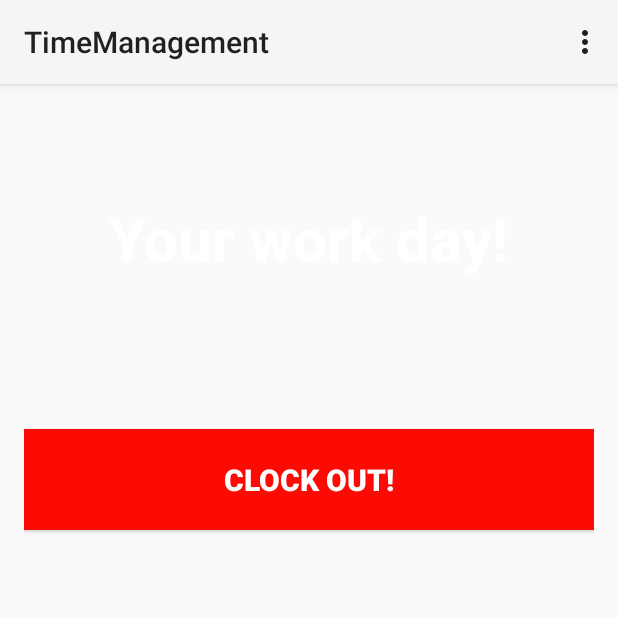
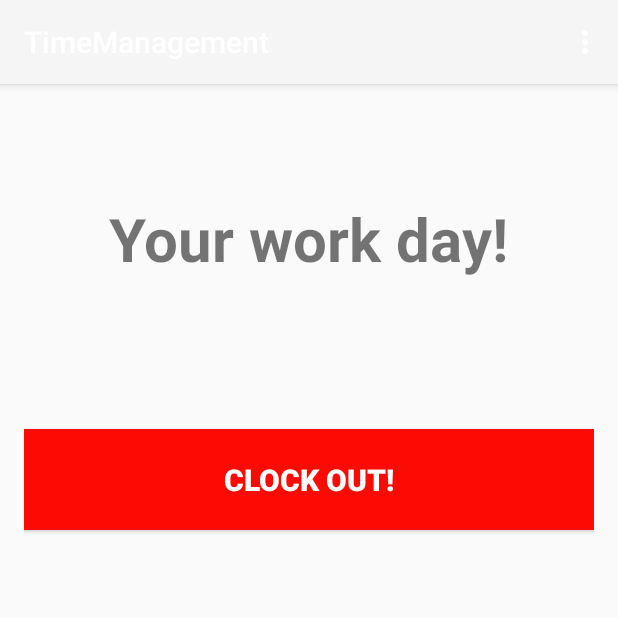
Before and after one commit to tomquercia/LeanApp, an Android app: the TimeManagement screen opened directly, with no data from a screen before it, on a phone screen of 412 x 824 dp, the top half of it. Run offline under Robolectric (Android 15) with nearby library versions, the phone set to English and light mode, and no system bars.

Commit message:
REALLY changing text color to white. I mean it this time.

```diff
--- a/mobile/src/main/res/values-v21/styles.xml
+++ b/mobile/src/main/res/values-v21/styles.xml
@@ -4,7 +4,7 @@
         <!-- Set AppCompat’s color theming attrs -->
         <item name="android:colorPrimary">@color/nw_blue</item>
         <item name="android:colorPrimaryDark">@color/nw_darkblue</item>
-        <item name="android:textColor">@color/white</item>
+        <item name="android:textColorPrimary">@color/white</item>
         <!-- Other attributes -->
     </style>
 </resources>
--- a/mobile/src/main/res/values/styles.xml
+++ b/mobile/src/main/res/values/styles.xml
@@ -1,8 +1,8 @@
 <resources>
 
     <!-- Base application theme. -->
-    <style name="LeanTheme" parent="Base.Theme.AppCompat.Light.DarkActionBar">
-        <item name="android:textColor">@color/white</item>
+    <style name="LeanTheme" parent="Base.Theme.AppCompat.Light">
+        <item name="android:textColorPrimary">@color/white</item>
         <!-- Customize your theme here. -->
     </style>
 
```
